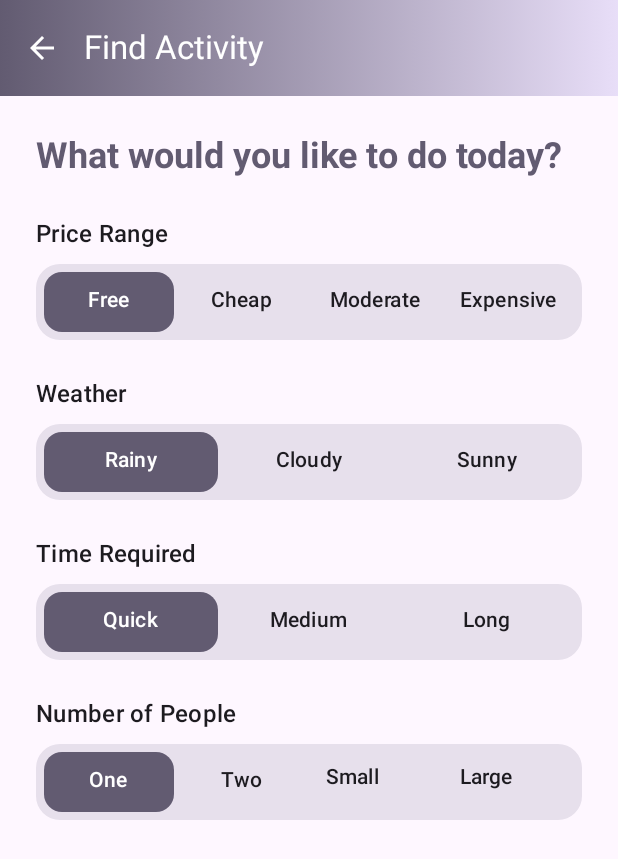
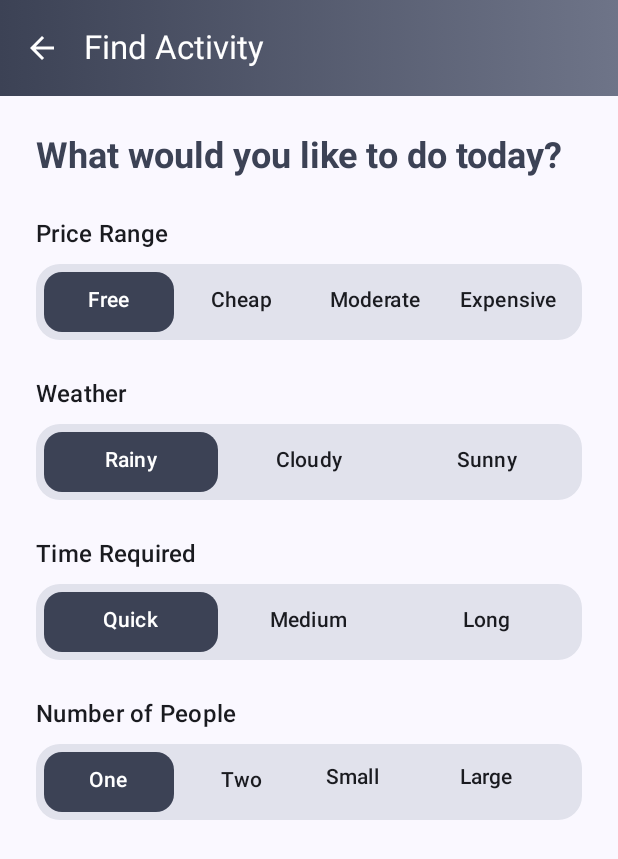
Before and after one commit to mattcolo01/WhatToDo, an Android app built with Jetpack Compose: the screen it shows after launch (FindThingActivity), after a tap on "Find Activity", on a phone screen of 412 x 824 dp. Shown: the top 859 px of the screen. Run offline under Robolectric (Android 15) with nearby library versions, the phone set to English and light mode, and no system bars; our stand-ins replace AdMob, Room's generated code; 1 statement that could not run was skipped.

Commit message:
Dark mode support

```diff
--- a/app/src/main/java/com/colombo/whattodo/AddThingActivity.kt
+++ b/app/src/main/java/com/colombo/whattodo/AddThingActivity.kt
@@ -32,6 +32,7 @@ import com.colombo.whattodo.shared.SelectorGroup
 import com.colombo.whattodo.shared.ThingFilters
 import com.colombo.whattodo.viewmodels.AddThingViewModel
 import com.colombo.whattodo.ads.AdManager
+import com.colombo.whattodo.ui.theme.WhatToDoTheme
 
 class AddThingActivity : ComponentActivity() {
     private val viewModel: AddThingViewModel by viewModels()
@@ -42,7 +43,7 @@ class AddThingActivity : ComponentActivity() {
         adManager = AdManager(this)
 
         setContent {
-            MaterialTheme {
+            WhatToDoTheme {
                 Surface(
                     modifier = Modifier.fillMaxSize(),
                     color = MaterialTheme.colorScheme.background
--- a/app/src/main/java/com/colombo/whattodo/FindThingActivity.kt
+++ b/app/src/main/java/com/colombo/whattodo/FindThingActivity.kt
@@ -57,6 +57,7 @@ import com.colombo.whattodo.viewmodels.FindThingViewModel
 import com.colombo.whattodo.viewmodels.ThingMatch
 import com.colombo.whattodo.R
 import com.colombo.whattodo.ads.AdManager
+import com.colombo.whattodo.ui.theme.WhatToDoTheme
 
 class FindThingActivity : ComponentActivity() {
     private val viewModel: FindThingViewModel by viewModels()
@@ -67,7 +68,7 @@ class FindThingActivity : ComponentActivity() {
         adManager = AdManager(this)
 
         setContent {
-            MaterialTheme {
+            WhatToDoTheme {
                 Surface(
                     modifier = Modifier.fillMaxSize(),
                     color = MaterialTheme.colorScheme.background
@@ -131,8 +132,8 @@ fun FindThingScreen(
                 },
                 colors = TopAppBarDefaults.topAppBarColors(
                     containerColor = Color.Transparent,
-                    titleContentColor = Color.White,
-                    navigationIconContentColor = Color.White
+                    titleContentColor = MaterialTheme.colorScheme.onPrimary,
+                    navigationIconContentColor = MaterialTheme.colorScheme.onPrimary
                 ),
                 modifier = Modifier.background(
                     Brush.horizontalGradient(
--- a/app/src/main/java/com/colombo/whattodo/MainActivity.kt
+++ b/app/src/main/java/com/colombo/whattodo/MainActivity.kt
@@ -40,12 +40,13 @@ import androidx.compose.ui.res.stringResource
 import androidx.compose.ui.text.font.FontWeight
 import androidx.compose.ui.unit.dp
 import com.colombo.whattodo.R
+import com.colombo.whattodo.ui.theme.WhatToDoTheme
 
 class MainActivity : ComponentActivity() {
     override fun onCreate(savedInstanceState: Bundle?) {
         super.onCreate(savedInstanceState)
         setContent {
-            MaterialTheme {
+            WhatToDoTheme {
                 Surface(
                     modifier = Modifier.fillMaxSize(),
                     color = MaterialTheme.colorScheme.background
@@ -159,21 +160,21 @@ fun ActionCard(
                     imageVector = icon,
                     contentDescription = null,
                     modifier = Modifier.size(32.dp),
-                    tint = Color.White
+                    tint = MaterialTheme.colorScheme.onPrimary
                 )
 
                 Column {
                     Text(
                         text = title,
                         style = MaterialTheme.typography.titleLarge,
-                        color = Color.White,
+                        color = MaterialTheme.colorScheme.onPrimary,
                         fontWeight = FontWeight.Bold
                     )
                     Spacer(modifier = Modifier.height(8.dp))
                     Text(
                         text = description,
                         style = MaterialTheme.typography.bodyMedium,
-                        color = Color.White.copy(alpha = 0.8f)
+                        color = MaterialTheme.colorScheme.onPrimary.copy(alpha = 0.8f)
                     )
                 }
             }
--- a/app/src/main/java/com/colombo/whattodo/ui/theme/Color.kt
+++ b/app/src/main/java/com/colombo/whattodo/ui/theme/Color.kt
@@ -9,3 +9,15 @@ val Pink80 = Color(0xFFEFB8C8)
 val Purple40 = Color(0xFF6650a4)
 val PurpleGrey40 = Color(0xFF625b71)
 val Pink40 = Color(0xFF7D5260)
+
+// Dark theme colors
+val DarkBackground = Color(0xFF121212)
+val DarkSurface = Color(0xFF1E1E1E)
+val DarkOnBackground = Color(0xFFE0E0E0)
+val DarkOnSurface = Color(0xFFE0E0E0)
+
+// Light theme colors
+val LightBackground = Color(0xFFFFFBFE)
+val LightSurface = Color(0xFFFFFBFE)
+val LightOnBackground = Color(0xFF1C1B1F)
+val LightOnSurface = Color(0xFF1C1B1F)
--- a/app/src/main/java/com/colombo/whattodo/ui/theme/Theme.kt
+++ b/app/src/main/java/com/colombo/whattodo/ui/theme/Theme.kt
@@ -9,18 +9,30 @@ import androidx.compose.material3.dynamicDarkColorScheme
 import androidx.compose.material3.dynamicLightColorScheme
 import androidx.compose.material3.lightColorScheme
 import androidx.compose.runtime.Composable
+import androidx.compose.runtime.SideEffect
+import androidx.compose.ui.graphics.toArgb
 import androidx.compose.ui.platform.LocalContext
+import androidx.compose.ui.platform.LocalView
+import androidx.core.view.WindowCompat
 
 private val DarkColorScheme = darkColorScheme(
     primary = Purple80,
     secondary = PurpleGrey80,
-    tertiary = Pink80
+    tertiary = Pink80,
+    background = DarkBackground,
+    surface = DarkSurface,
+    onBackground = DarkOnBackground,
+    onSurface = DarkOnSurface
 )
 
 private val LightColorScheme = lightColorScheme(
     primary = Purple40,
     secondary = PurpleGrey40,
-    tertiary = Pink40
+    tertiary = Pink40,
+    background = LightBackground,
+    surface = LightSurface,
+    onBackground = LightOnBackground,
+    onSurface = LightOnSurface
 
     /* Other default colors to override
     background = Color(0xFFFFFBFE),
@@ -45,9 +57,17 @@ fun WhatToDoTheme(
             val context = LocalContext.current
             if (darkTheme) dynamicDarkColorScheme(context) else dynamicLightColorScheme(context)
         }
-
         darkTheme -> DarkColorScheme
         else -> LightColorScheme
+    }
+
+    val view = LocalView.current
+    if (!view.isInEditMode) {
+        SideEffect {
+            val window = (view.context as Activity).window
+            window.statusBarColor = colorScheme.primary.toArgb()
+            WindowCompat.getInsetsController(window, view).isAppearanceLightStatusBars = !darkTheme
+        }
     }
 
     MaterialTheme(
```
